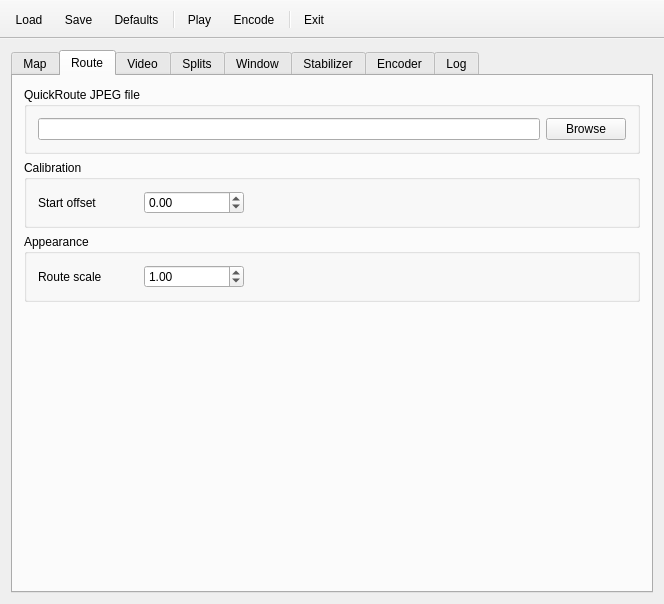
The window that src/MainWindow.ui (mikoro/orientview) describes before a commit, drawn with Qt 5.
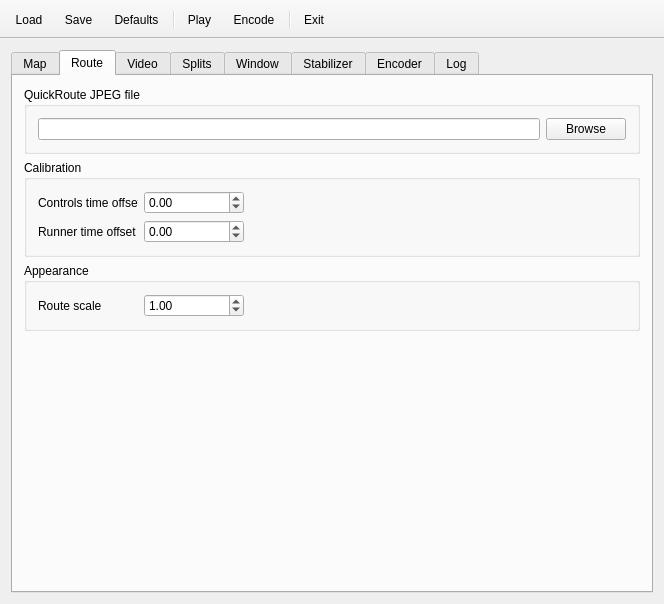
The same window after the commit. The open tabs and pages were chosen to show the change. Icons and pictures are not drawn.

Commit message: Implemented separated controls and runner time offsets

Diff of the .ui file:
```diff
--- a/src/MainWindow.ui
+++ b/src/MainWindow.ui
@@ -435,7 +435,7 @@
               </size>
              </property>
              <property name="text">
-              <string>Start offset</string>
+              <string>Controls time offset</string>
              </property>
             </widget>
            </item>
@@ -454,7 +454,63 @@
               </size>
              </property>
              <property name="toolTip">
-              <string>How many seconds to offset the route start</string>
+              <string>Used to adjust control positions on the route</string>
+             </property>
+             <property name="minimum">
+              <double>-99999.000000000000000</double>
+             </property>
+             <property name="maximum">
+              <double>99999.000000000000000</double>
+             </property>
+             <property name="singleStep">
+              <double>1.000000000000000</double>
+             </property>
+             <property name="value">
+              <double>0.000000000000000</double>
+             </property>
+            </widget>
+           </item>
+           <item row="1" column="0">
+            <widget class="QLabel" name="label_42">
+             <property name="sizePolicy">
+              <sizepolicy hsizetype="MinimumExpanding" vsizetype="Preferred">
+               <horstretch>0</horstretch>
+               <verstretch>0</verstretch>
+              </sizepolicy>
+             </property>
+             <property name="minimumSize">
+              <size>
+               <width>0</width>
+               <height>0</height>
+              </size>
+             </property>
+             <property name="maximumSize">
+              <size>
+               <width>100</width>
+               <height>16777215</height>
+              </size>
+             </property>
+             <property name="text">
+              <string>Runner time offset</string>
+             </property>
+            </widget>
+           </item>
+           <item row="1" column="1">
+            <widget class="QDoubleSpinBox" name="doubleSpinBoxRouteRunnerTimeOffset">
+             <property name="sizePolicy">
+              <sizepolicy hsizetype="MinimumExpanding" vsizetype="Fixed">
+               <horstretch>0</horstretch>
+               <verstretch>0</verstretch>
+              </sizepolicy>
+             </property>
+             <property name="maximumSize">
+              <size>
+               <width>100</width>
+               <height>16777215</height>
+              </size>
+             </property>
+             <property name="toolTip">
+              <string>Used to adjust the runner position on the route</string>
              </property>
              <property name="minimum">
               <double>-99999.000000000000000</double>
```
Left out of the diff: 16 changed lines with no effect on the pictures. The commit also changes 7 other files.
